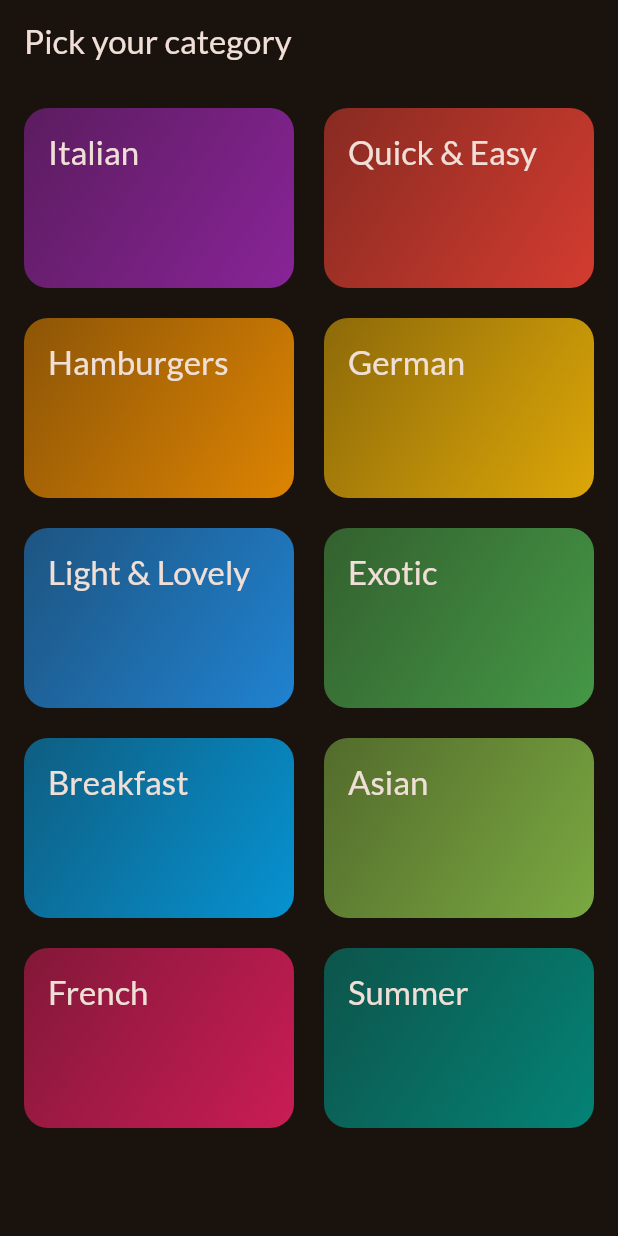
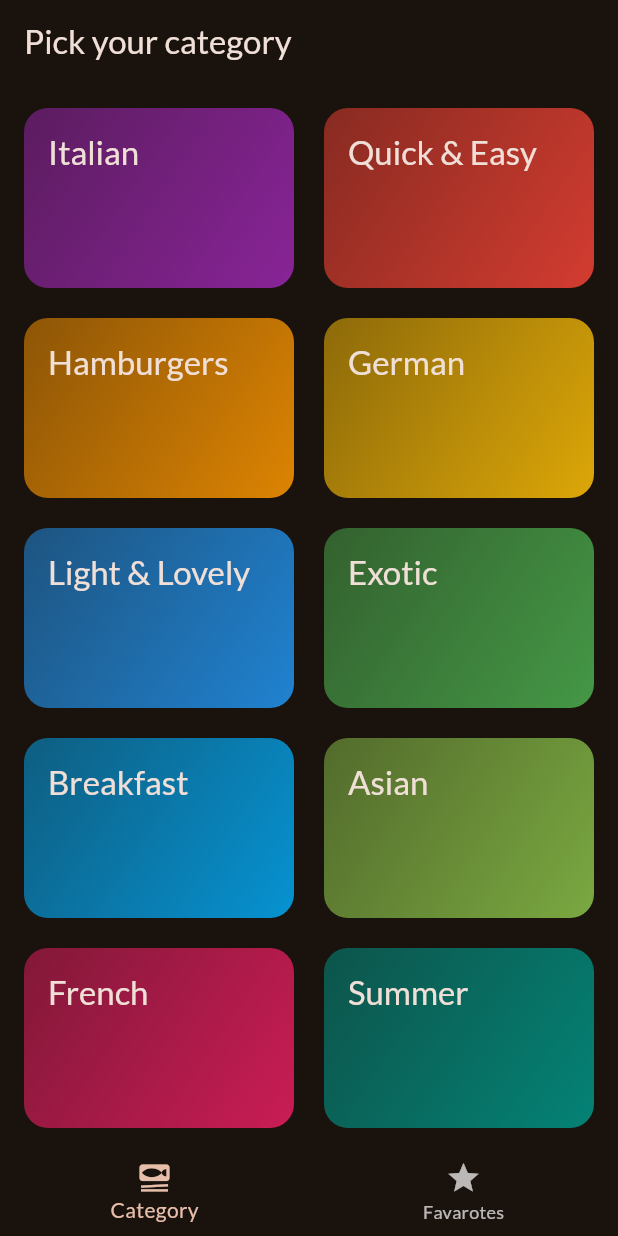
Before and after one commit to Ayushkumar-gitt/Meals_App, a Flutter app: the screen it shows after launch, on a phone screen of 412 x 824 dp. Run offline on Flutter 3.47's test engine with Material 3 defaults, Android fonts, the phone set to English and light mode, and no system bars; our stand-ins replace google_fonts, transparent_image.

Commit message:
Added Tabs screen

```diff
--- a/lib/main.dart
+++ b/lib/main.dart
@@ -3,6 +3,7 @@ import 'package:flutter/material.dart';
 import 'package:google_fonts/google_fonts.dart';
 import 'package:meals/data/dummy_data.dart';
 import 'package:meals/screens/Meals_Screen.dart';
+import 'package:meals/screens/Tabs_screen.dart';
 import 'package:meals/screens/categories_screen.dart';
 
 final theme = ThemeData(
@@ -25,7 +26,7 @@ class App extends StatelessWidget {
   Widget build(BuildContext context) {
     return MaterialApp(
       theme: theme,
-      home: Categories()
+      home: TabsScreen()
     );
   }
 }
--- /dev/null
+++ b/lib/screens/Tabs_screen.dart
@@ -0,0 +1,45 @@
+import 'package:flutter/material.dart';
+import 'package:meals/screens/Meals_Screen.dart';
+import 'package:meals/screens/categories_screen.dart';
+import 'package:meals/widgets/meals_item.dart';
+
+class TabsScreen extends StatefulWidget {
+  const TabsScreen({super.key});
+
+  @override
+  State<TabsScreen> createState() => _TabsScreenState();
+}
+
+class _TabsScreenState extends State<TabsScreen> {
+  int selectedPageIndex = 0;
+  void selectPage(int index) {
+    setState(() {
+      selectedPageIndex = index;
+    });
+  }
+
+  @override
+  Widget build(BuildContext context) {
+    var activePageTitle = "Categories";
+    Widget activePage = Categories();
+    if (selectedPageIndex == 1) {
+      activePage = MealsScreen(mealTitle: "Favourites", meals: []);
+      activePageTitle = "Your Favourites";
+    }
+    return Scaffold(
+      // appBar: AppBar(title: Text(activePageTitle)),
+      body: activePage,
+      bottomNavigationBar: BottomNavigationBar(
+        currentIndex: selectedPageIndex,
+        onTap: selectPage,
+        items: [
+          BottomNavigationBarItem(
+            icon: Icon(Icons.set_meal),
+            label: "Category",
+          ),
+          BottomNavigationBarItem(icon: Icon(Icons.star), label: "Favarotes"),
+        ],
+      ),
+    );
+  }
+}
```
